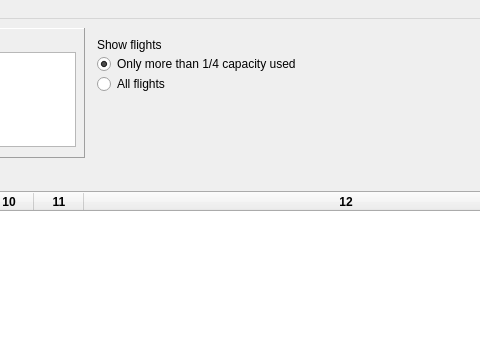
Old version of the form qtui/main_window.ui in the repository Lussarn/vcontrol-log-analyzer; both pictures show x 481 to 961 and y 0 to 361 of the 1100 by 600 pixel window.
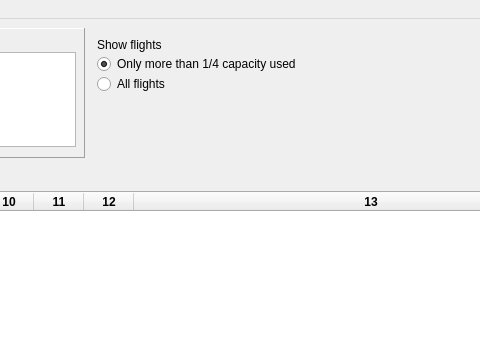
New version of the form.

What changed in the file:
```diff
--- a/qtui/main_window.ui
+++ b/qtui/main_window.ui
@@ -771,7 +771,7 @@
                <number>4</number>
               </property>
               <property name="columnCount">
-               <number>12</number>
+               <number>13</number>
               </property>
               <attribute name="horizontalHeaderVisible">
                <bool>true</bool>
@@ -813,6 +813,7 @@
               <column/>
               <column/>
               <column/>
+              <column/>
              </widget>
             </item>
            </layout>
```
Left out of the diff: 2 changed lines with no effect on the pictures.
